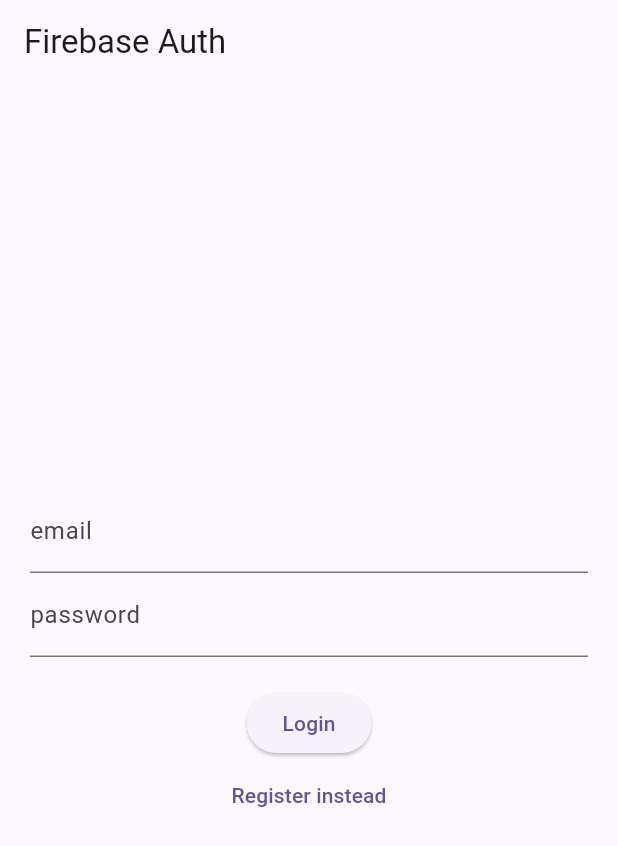
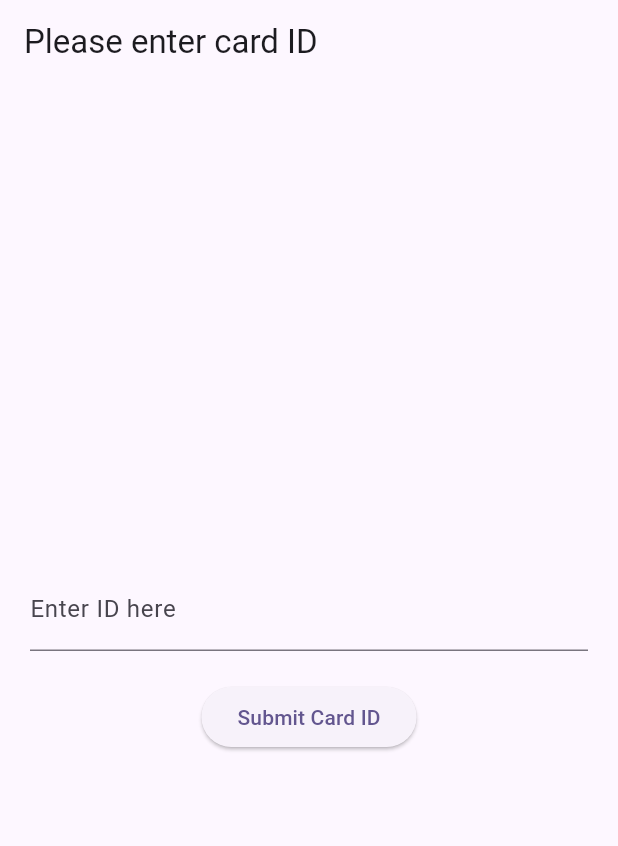
Before and after one commit to 56fall12/Cardfolio, a Flutter app: the screen it shows after launch, on a phone screen of 412 x 824 dp. Shown: the top 846 px of the screen. Run offline on Flutter 3.47's test engine with Material 3 defaults, Android fonts, the phone set to English and light mode, and no system bars; our stand-ins replace cloud_firestore, firebase_auth, firebase_core; accounts and stored records are empty.

Commit message:
Added feature to add cards to a user's account and tested it

```diff
--- /dev/null
+++ b/flutter_app/lib/addCardPage.dart
@@ -0,0 +1,100 @@
+import 'package:flutter/material.dart';
+import 'package:firebase_auth/firebase_auth.dart';
+import '../auth.dart';
+import 'package:cloud_firestore/cloud_firestore.dart';
+
+
+class addCardPage extends StatefulWidget {
+  const addCardPage({super.key});
+
+
+
+
+  @override
+  State<addCardPage> createState() => _addCardPageState();
+
+}
+
+class _addCardPageState extends State<addCardPage> {
+  String? errorMessage = ' ';
+  final TextEditingController _controllerID = TextEditingController();
+
+  Widget _title(){
+    return const Text('Please enter card ID');
+  }
+
+  Widget _entryField(
+    String title,
+    TextEditingController controller,
+  ) {
+    return TextField(
+      controller: controller,
+      decoration: InputDecoration(
+        labelText: title,
+      ),
+      );
+  }
+
+   Widget _errorMessage() {
+    if (errorMessage == null) {
+      return const SizedBox.shrink();
+    }
+    return Text(errorMessage!);
+  }
+  Widget _submitButton(){
+    return ElevatedButton(onPressed: () async{
+      final id = _controllerID.text;
+      final doc = await FirebaseFirestore.instance.collection('cards').doc(id).get();
+
+
+      if (!doc.exists) {
+        setState(() {
+          errorMessage = 'Unable to find card id';
+        });
+        return;
+      }
+
+    await FirebaseFirestore.instance
+      .collection('users')
+      .doc(FirebaseAuth.instance.currentUser!.uid)
+      .collection('collection')
+      .doc(id)
+      .set({
+        'addedDate' : DateTime.now().toString(),
+      });
+    setState((){
+      errorMessage = null;
+    });
+
+    Navigator.pop(context);
+
+    }, child: const Text('Submit Card ID'),);
+  }
+
+
+
+  @override
+  Widget build(BuildContext context){
+    return Scaffold(
+      appBar: AppBar(
+        title: _title(),
+      ),
+      body: Container(
+        height: double.infinity,
+        width: double.infinity,
+        padding: const EdgeInsets.all(20),
+        child: Column(
+          crossAxisAlignment: CrossAxisAlignment.center,
+          mainAxisAlignment: MainAxisAlignment.center,
+          children: <Widget>[
+            _entryField('Enter ID here', _controllerID),
+            _errorMessage(),
+            _submitButton(),
+          ],
+          ),
+
+      )
+    );
+  }
+
+}
--- a/flutter_app/lib/main.dart
+++ b/flutter_app/lib/main.dart
@@ -1,5 +1,6 @@
 import 'package:flutter/material.dart';
 import 'package:firebase_core/firebase_core.dart';
+import 'package:flutter_app/addCardPage.dart';
 import 'package:flutter_app/widget_tree.dart';
 import 'collectionPage.dart';
 
@@ -21,7 +22,7 @@
       theme: ThemeData(
         colorScheme: .fromSeed(seedColor: Colors.deepPurpleAccent),
       ),
-      home: const WidgetTree(),
+      home: const addCardPage(),
     );
   }
 }
--- a/flutter_app/lib/widget_tree.dart
+++ b/flutter_app/lib/widget_tree.dart
@@ -1,6 +1,6 @@
 import 'package:flutter_app/auth.dart';
 import 'package:flutter_app/collectionPage.dart';
-import 'package:flutter_app/home_page.dart';
+import 'package:flutter_app/homePage.dart';
 import 'package:flutter_app/login_register_page.dart';
 import 'package:flutter/material.dart';
 import 'collectionPage.dart';
```
Also changed, not shown: flutter_app/lib/collectionPage.dart (+6 -1 lines), flutter_app/lib/homePage.dart (renamed from flutter_app/lib/home_page.dart), 1 other file.
